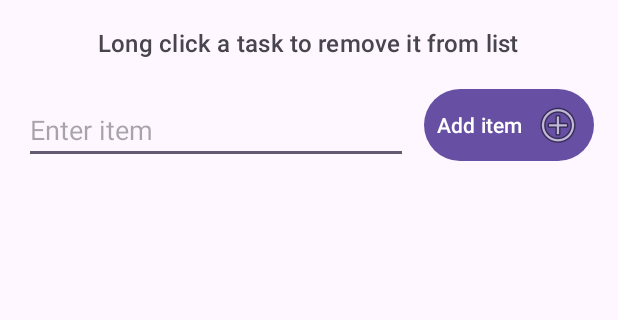
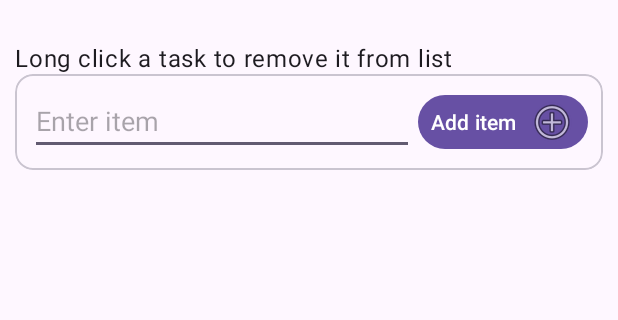
Before and after one commit to Devorah135/To-Do_List, an Android app: the screen it shows after launch (MainActivity), on a phone screen of 412 x 824 dp, the part 70-390 px from its top. Run offline under Robolectric (Android 15) with nearby library versions, the phone set to English and light mode, and no system bars; 1 statement that could not run was skipped.

Commit message:
worked on landscape

```diff
--- a/app/src/main/java/com/example/todo_list/MainActivity.java
+++ b/app/src/main/java/com/example/todo_list/MainActivity.java
@@ -14,6 +14,7 @@ import com.google.android.material.floatingactionbutton.FloatingActionButton;
 import androidx.activity.result.ActivityResultLauncher;
 import androidx.activity.result.contract.ActivityResultContracts;
 import androidx.annotation.NonNull;
+import androidx.appcompat.app.ActionBar;
 import androidx.appcompat.app.AppCompatActivity;
 
 import android.view.View;
@@ -29,6 +30,7 @@ import android.widget.Button;
 import android.widget.EditText;
 import android.widget.ListView;
 import android.widget.Toast;
+import android.widget.Toolbar;
 
 import org.json.JSONArray;
 import org.json.JSONException;
@@ -61,7 +63,7 @@ public class MainActivity extends AppCompatActivity {
                 new ActivityResultContracts.StartActivityForResult(),
                 result -> restoreOrSetFromPreferences_AllAppAndGameSettings());
 
-        setSupportActionBar(binding.toolbar);
+        setSupportActionBar(findViewById(R.id.toolbar));
 
         taskModel = new TaskModel();
         setupFields();
--- a/app/src/main/res/layout/activity_main.xml
+++ b/app/src/main/res/layout/activity_main.xml
@@ -7,29 +7,8 @@
     android:fitsSystemWindows="true"
     tools:context=".MainActivity">
 
-    <com.google.android.material.appbar.AppBarLayout
-        android:layout_width="match_parent"
-        android:layout_height="wrap_content"
-        android:fitsSystemWindows="true">
-
-        <com.google.android.material.appbar.MaterialToolbar
-            android:id="@+id/toolbar"
-            android:layout_width="match_parent"
-            android:layout_height="?attr/actionBarSize" />
-        <TextView
-            android:id="@+id/instructions_remove"
-            android:layout_width="wrap_content"
-            android:layout_gravity="center"
-            android:layout_height="wrap_content"
-            android:text="@string/remove_instructions"
-            android:textAppearance="@style/TextAppearance.Material3.ActionBar.Subtitle"
-            app:layout_constraintStart_toStartOf="parent"
-            app:layout_constraintEnd_toEndOf="parent"
-            app:layout_constraintTop_toTopOf="parent"
-            app:layout_constraintBottom_toTopOf="@id/add_button"/>
-
-    </com.google.android.material.appbar.AppBarLayout>
-
+    <include layout="@layout/main_include_toolbar" />
     <include layout="@layout/content_main" />
 
+
 </androidx.coordinatorlayout.widget.CoordinatorLayout>
--- a/app/src/main/res/layout/content_main.xml
+++ b/app/src/main/res/layout/content_main.xml
@@ -1,47 +1,13 @@
 <?xml version="1.0" encoding="utf-8"?>
 <androidx.constraintlayout.widget.ConstraintLayout xmlns:android="http://schemas.android.com/apk/res/android"
     xmlns:app="http://schemas.android.com/apk/res-auto"
+    xmlns:tools="http://schemas.android.com/tools"
     android:layout_width="match_parent"
     android:layout_height="match_parent"
-    android:layout_margin="@dimen/fab_margin"
-    xmlns:tools="http://schemas.android.com/tools"
-    tools:showIn="@layout/activity_main"
-    app:layout_behavior="@string/appbar_scrolling_view_behavior">
+    android:layout_margin="@dimen/standard_margin"
+    app:layout_behavior="@string/appbar_scrolling_view_behavior"
+    tools:showIn="@layout/activity_main">
 
-    <include layout="@layout/enter_text"
-        app:layout_constraintTop_toBottomOf="@+id/toolbar"
-        app:layout_constraintBottom_toTopOf="@id/list"
-        app:layout_constraintStart_toStartOf="parent"
-        app:layout_constraintEnd_toStartOf="@+id/add_button"
-        />
-
-    <Button
-        android:id="@+id/add_button"
-        android:layout_width="wrap_content"
-        android:layout_height="wrap_content"
-        android:layout_gravity="end"
-        android:drawableRight="@android:drawable/ic_menu_add"
-        android:minWidth="0dp"
-        android:minHeight="0dp"
-        android:padding="8dp"
-        android:text="Add item"
-        app:layout_constraintBottom_toBottomOf="@id/edit_text"
-        app:layout_constraintEnd_toEndOf="parent"
-        app:layout_constraintStart_toEndOf="@id/edit_text"
-        app:layout_constraintTop_toTopOf="parent" />
-
-    <ListView
-        android:id="@+id/list"
-        android:layout_width="match_parent"
-        android:layout_height="wrap_content"
-        app:layout_constraintTop_toBottomOf="@id/enter_text"
-        android:layout_marginBottom="12dp"
-        />
-
-    <TextView
-        android:id="@+id/action_about"
-        android:layout_width="wrap_content"
-        android:layout_height="wrap_content"
-        tools:ignore="MissingConstraints" />
+    <include layout="@layout/main_include_all_content_items" />
 
 </androidx.constraintlayout.widget.ConstraintLayout>
--- /dev/null
+++ b/app/src/main/res/layout/main_include_enter_text_and_add_button.xml
@@ -0,0 +1,41 @@
+<?xml version="1.0" encoding="utf-8"?>
+
+<com.google.android.material.card.MaterialCardView xmlns:android="http://schemas.android.com/apk/res/android"
+    xmlns:app="http://schemas.android.com/apk/res-auto"
+    xmlns:tools="http://schemas.android.com/tools"
+    android:id="@+id/enter_text"
+    android:layout_width="match_parent"
+    android:layout_height="?actionBarSize"
+    app:layout_constraintTop_toBottomOf="@+id/top_bar"
+    app:layout_constraintStart_toStartOf="parent"
+    app:layout_constraintEnd_toStartOf="@+id/add_button"
+    android:gravity="center"
+    tools:showIn="@layout/content_main">
+
+    <EditText
+        android:id="@+id/edit_text"
+        android:layout_width="wrap_content"
+        android:layout_height="wrap_content"
+        android:layout_margin="@dimen/standard_margin"
+        android:hint="Enter item"
+        android:layout_gravity="start"
+        android:minEms="12"
+        />
+
+    <Button
+        android:id="@+id/add_button"
+        android:layout_width="wrap_content"
+        android:layout_height="wrap_content"
+        android:layout_margin="@dimen/standard_margin"
+        android:layout_gravity="end"
+        android:drawableRight="@android:drawable/ic_menu_add"
+        android:minWidth="0dp"
+        android:minHeight="0dp"
+        android:padding="8dp"
+        android:text="Add item"
+        app:layout_constraintBottom_toBottomOf="@id/edit_text"
+        app:layout_constraintEnd_toEndOf="parent"
+        app:layout_constraintStart_toEndOf="@id/edit_text"
+        app:layout_constraintTop_toTopOf="parent" />
+
+</com.google.android.material.card.MaterialCardView>
--- /dev/null
+++ b/app/src/main/res/layout/main_include_instruction_bar.xml
@@ -0,0 +1,12 @@
+<?xml version="1.0" encoding="utf-8"?>
+
+
+<TextView xmlns:android="http://schemas.android.com/apk/res/android"
+    xmlns:tools="http://schemas.android.com/tools"
+    android:id="@+id/top_bar"
+    android:layout_width="wrap_content"
+    android:layout_height="wrap_content"
+    android:text="@string/remove_instructions"
+    android:textAppearance="@style/TextAppearance.Material3.BodyLarge"
+    android:layout_margin="@dimen/standard_margin"
+    tools:showIn="@layout/main_include_all_content_items" />
--- a/app/src/main/res/layout/enter_text.xml
+++ b/app/src/main/res/layout/main_include_toolbar.xml
@@ -3,23 +3,17 @@
 <com.google.android.material.appbar.AppBarLayout xmlns:android="http://schemas.android.com/apk/res/android"
     xmlns:app="http://schemas.android.com/apk/res-auto"
     xmlns:tools="http://schemas.android.com/tools"
-    android:id="@+id/enter_text"
+    android:id="@+id/top_bar"
     android:layout_width="match_parent"
     android:layout_height="?actionBarSize"
     android:gravity="center"
     app:layout_constraintStart_toStartOf="parent"
     app:layout_constraintTop_toTopOf="parent"
-    tools:showIn="@layout/content_main">
+    tools:showIn="@layout/main_include_all_content_items">
 
-    <EditText
-        android:id="@+id/edit_text"
-        android:layout_width="wrap_content"
-        android:layout_height="wrap_content"
-        android:layout_marginTop="10dp"
-        android:layout_marginBottom="10dp"
-        android:hint="Enter item"
-        android:layout_gravity="start"
-        android:minEms="12"
-        />
+    <com.google.android.material.appbar.MaterialToolbar
+        android:id="@+id/toolbar"
+        android:layout_width="match_parent"
+        android:layout_height="?attr/actionBarSize" />
 
 </com.google.android.material.appbar.AppBarLayout>
--- a/app/src/main/res/values/dimens.xml
+++ b/app/src/main/res/values/dimens.xml
@@ -1,3 +1,4 @@
 <resources>
     <dimen name="fab_margin">16dp</dimen>
+    <dimen name="standard_margin">10dp</dimen>
 </resources>
```
Also changed, not shown: app/src/main/res/layout-land/main_include_all_content_items.xml (added, +44 -0 lines), app/src/main/res/layout/main_include_all_content_items.xml (added, +11 -0 lines), app/src/main/res/layout/main_include_list.xml (added, +19 -0 lines).
